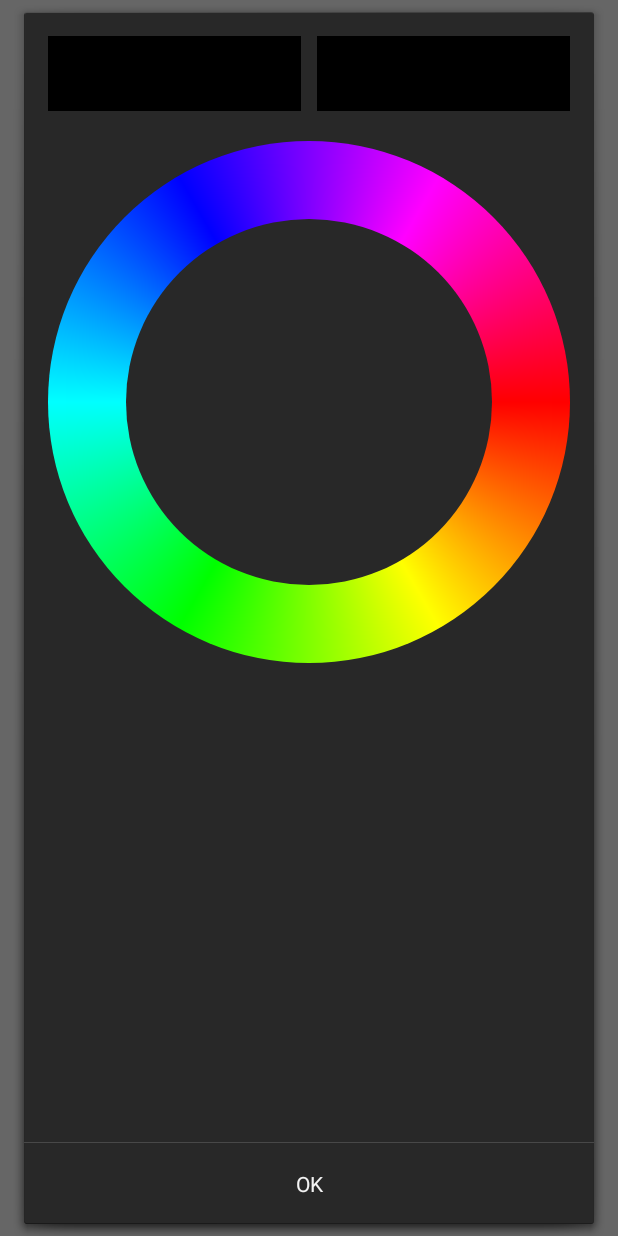
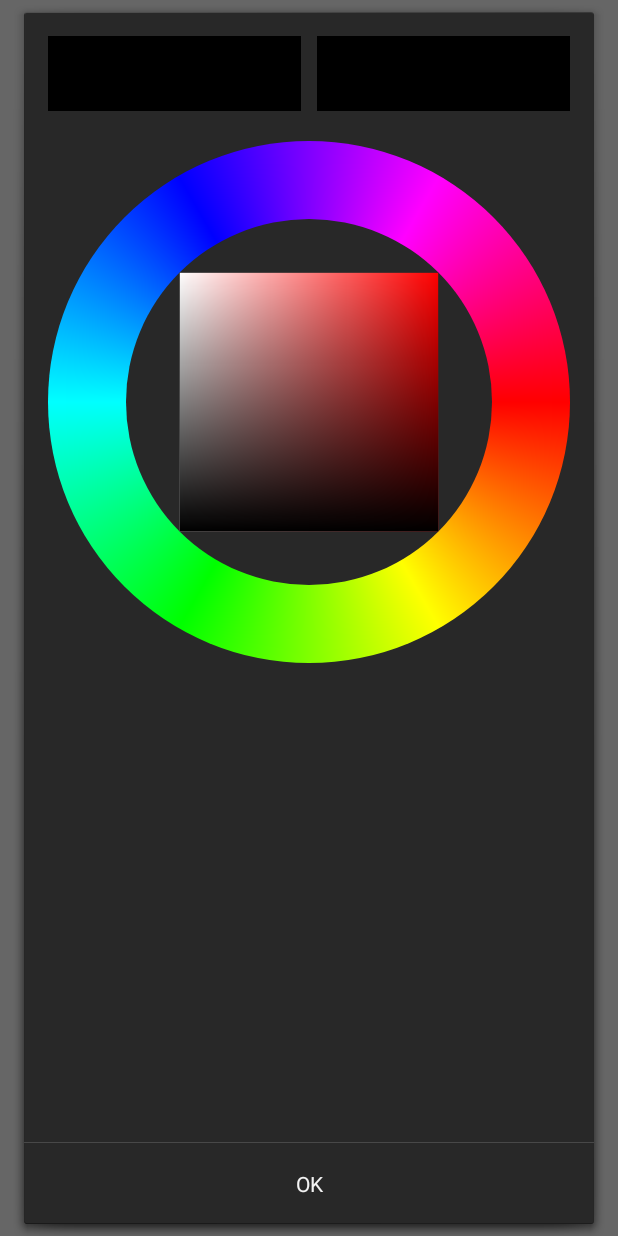
Before and after one commit to krre/AprilBrush-Mobile, an Android app: the screen it shows after launch (MainActivity), after a tap on an icon or button, on a phone screen of 412 x 824 dp. Run offline under Robolectric (Android 15) with nearby library versions, the phone set to English and light mode, and no system bars.

Commit message:
colorpicker: draw inner rectangle

```diff
--- a/AprilBrush/src/main/java/ua/inf/krre/aprilbrush/view/ColorPickerView.java
+++ b/AprilBrush/src/main/java/ua/inf/krre/aprilbrush/view/ColorPickerView.java
@@ -4,19 +4,22 @@ import android.content.Context;
 import android.graphics.Bitmap;
 import android.graphics.Canvas;
 import android.graphics.Color;
+import android.graphics.LinearGradient;
 import android.graphics.Paint;
 import android.graphics.PorterDuff;
 import android.graphics.PorterDuffXfermode;
 import android.graphics.Shader;
 import android.graphics.SweepGradient;
 import android.util.AttributeSet;
+import android.util.Log;
+import android.view.MotionEvent;
 import android.view.View;
 
 public class ColorPickerView extends View {
     private final float RING_RATIO = 0.7f;
     private Paint paint = new Paint(Paint.ANTI_ALIAS_FLAG);
     private Bitmap bitmap;
-    private int viewSize;
+    private int containerWidth;
 
     public ColorPickerView(Context context, AttributeSet attrs) {
         super(context, attrs);
@@ -25,16 +28,23 @@ public class ColorPickerView extends View {
 
     @Override
     protected void onSizeChanged(int w, int h, int oldw, int oldh) {
-        viewSize = Math.min(w, h);
-        if (viewSize > 0) {
-            createColorRing(viewSize);
+        containerWidth = Math.min(w, h);
+        if (containerWidth > 0) {
+            createColorPicker(containerWidth);
         }
     }
 
-    private void createColorRing(int width) {
+    private void createColorPicker(int width) {
         bitmap = Bitmap.createBitmap(width, width, Bitmap.Config.ARGB_8888);
         bitmap.eraseColor(Color.TRANSPARENT);
 
+        createColorRing(width);
+
+        float rectSize = (float) (width * RING_RATIO / Math.sqrt(2f));
+        createRectangle(rectSize);
+    }
+
+    private void createColorRing(int width) {
         int center = width / 2;
         Shader ringShader = new SweepGradient(center, center, gradientColors(), null);
 
@@ -48,6 +58,21 @@ public class ColorPickerView extends View {
         paint.setXfermode(new PorterDuffXfermode(PorterDuff.Mode.CLEAR));
 
         canvas.drawCircle(center, center, Math.round(RING_RATIO * center), paint);
+    }
+
+    private void createRectangle(float width) {
+        float x = (containerWidth - width) / 2f;
+        float y = x;
+        Paint paint = new Paint(Paint.ANTI_ALIAS_FLAG);
+
+        Shader saturationShader = new LinearGradient(x, y, x + width, y, Color.WHITE, Color.RED, Shader.TileMode.CLAMP);
+        paint.setShader(saturationShader);
+        Canvas canvas = new Canvas(bitmap);
+        canvas.drawRect(x, y, x + width, y + width, paint);
+
+        Shader valueShader = new LinearGradient(x, y, x, y + width, 0x00000000, 0xFF000000, Shader.TileMode.CLAMP);
+        paint.setShader(valueShader);
+        canvas.drawRect(x, y, x + width, y + width, paint);
     }
 
     int[] gradientColors() {
@@ -67,4 +92,17 @@ public class ColorPickerView extends View {
     protected void onDraw(Canvas canvas) {
         canvas.drawBitmap(bitmap, 0, 0, paint);
     }
+
+    @Override
+    public boolean onTouchEvent(MotionEvent event) {
+        switch (event.getAction()) {
+            case MotionEvent.ACTION_DOWN:
+                Log.d("AB", "down: x = " + event.getX() + " y = " + event.getY());
+                break;
+            case MotionEvent.ACTION_MOVE:
+                Log.d("AB", "move: x = " + event.getX() + " y = " + event.getY());
+                break;
+        }
+        return true;
+    }
 }
```
